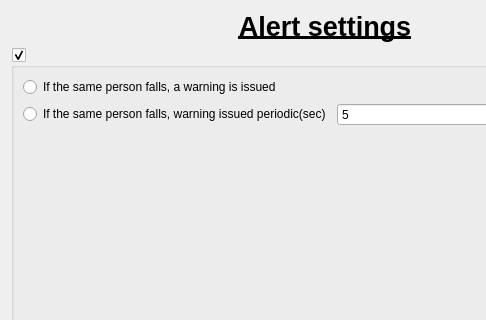
Above: generic_cv_tasks/ui/fall_down_detect/widget_fall_down_obj_det_alert.ui from stereomatchingkiss/show_cases before the change; both pictures show x 0 to 486 and y 0 to 320 of the 650 by 419 pixel window. Below: the same form after it.
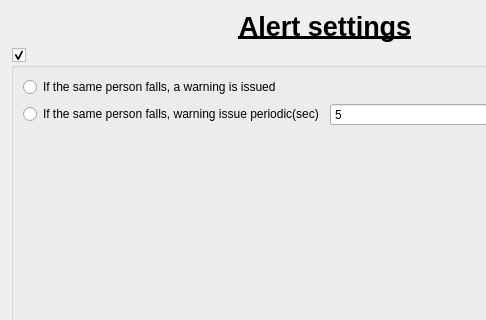
That is the form after the change.

Commit message: fall down detection able to setup alert condition from ui

What changed in the file:
```diff
--- a/generic_cv_tasks/ui/fall_down_detect/widget_fall_down_obj_det_alert.ui
+++ b/generic_cv_tasks/ui/fall_down_detect/widget_fall_down_obj_det_alert.ui
@@ -49,7 +49,7 @@
       <item row="1" column="0">
        <widget class="QRadioButton" name="radioButtonWarningPeriodic">
         <property name="text">
-         <string>If the same person falls, warning issued periodic(sec)</string>
+         <string>If the same person falls, warning issue periodic(sec)</string>
         </property>
        </widget>
       </item>
```
The commit also changes 3 other files.
